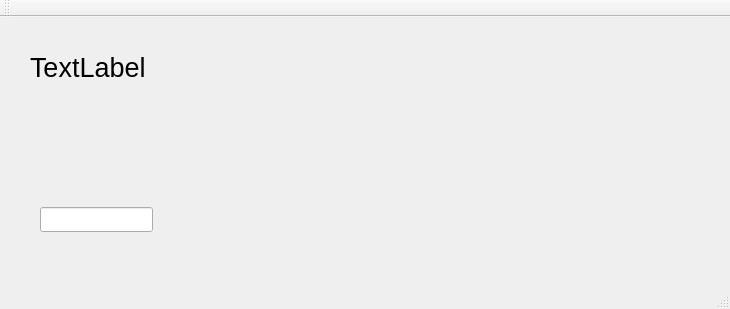
Before: the Qt Designer form QTyping/application.ui in Stephan23/QTyping, drawn with Qt 5.
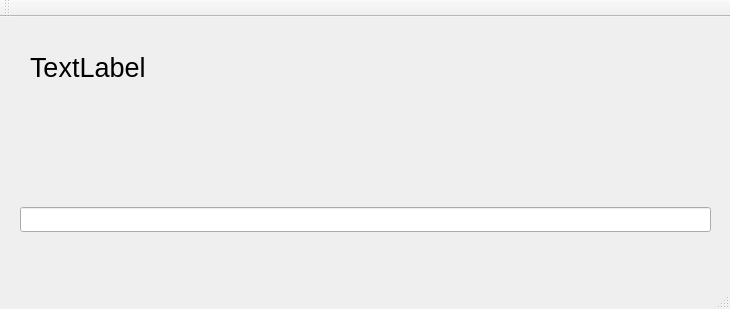
After: the same form once the commit is applied.

Commit message: Wörter eingefärbt

What changed in the file:
```diff
--- a/QTyping/application.ui
+++ b/QTyping/application.ui
@@ -17,9 +17,9 @@
    <widget class="QLineEdit" name="lineEdit">
     <property name="geometry">
      <rect>
-      <x>40</x>
+      <x>20</x>
       <y>190</y>
-      <width>113</width>
+      <width>691</width>
       <height>25</height>
      </rect>
     </property>
@@ -29,7 +29,7 @@
      <rect>
       <x>30</x>
       <y>30</y>
-      <width>341</width>
+      <width>671</width>
       <height>41</height>
      </rect>
     </property>
```
The commit also changes 2 other files.
